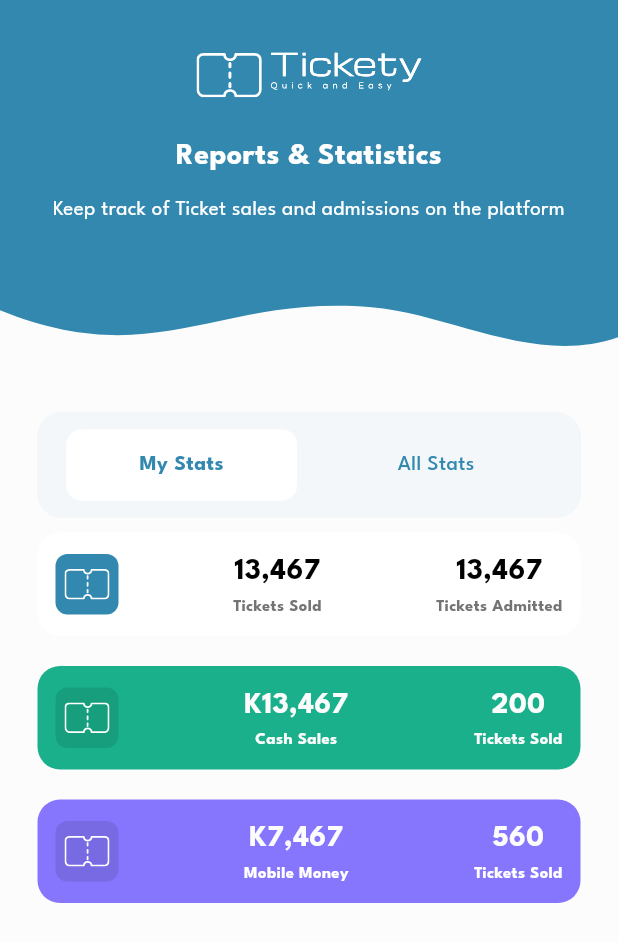
After one commit to thompsonmanda08/tickety-admissions-app, a Flutter app: the ReportsPage screen opened by its route, on a phone screen of 412 x 824 dp. The commit adds this screen. Shown: the top 942 px of the screen. Run offline on Flutter 3.47's test engine with Material 3 defaults, Android fonts, the phone set to English and light mode, and no system bars; our stand-ins replace animated_notch_bottom_bar, flutter_spinkit, flutter_svg, get, get_storage, lottie and 2 more; missing offline and left inert: qr_code_scanner; accounts and stored records are empty; network calls fail.

Commit message:
chore: add code for history

```diff
--- a/lib/app.dart
+++ b/lib/app.dart
@@ -12,6 +12,8 @@ import 'package:tickety_admission/ui/pages/onboarding/binding.dart';
 import 'package:tickety_admission/ui/pages/onboarding/page.dart';
 import 'package:tickety_admission/ui/pages/pay/binding.dart';
 import 'package:tickety_admission/ui/pages/pay/page.dart';
+import 'package:tickety_admission/ui/pages/reports/binding.dart';
+import 'package:tickety_admission/ui/pages/reports/page.dart';
 import 'package:tickety_admission/ui/pages/settings/binding.dart';
 import 'package:tickety_admission/ui/pages/settings/page.dart';
 import 'package:tickety_admission/ui/pages/splash/binding.dart';
@@ -109,6 +111,14 @@ class App extends StatelessWidget {
             return const ManualAdmissionPage();
           },
         ),
+        GetPage(
+          name: '/reports',
+          transition: Transition.rightToLeftWithFade,
+          binding: ReportsBinding(),
+          page: () {
+            return const ReportsPage();
+          },
+        ),
       ],
     );
   }
--- /dev/null
+++ b/lib/ui/pages/reports/binding.dart
@@ -0,0 +1,9 @@
+import 'package:get/get.dart';
+import 'package:tickety_admission/ui/pages/reports/controller.dart';
+
+class ReportsBinding extends Bindings {
+  @override
+  void dependencies() {
+    Get.put<ReportsController>(ReportsController());
+  }
+}
--- /dev/null
+++ b/lib/ui/pages/reports/controller.dart
@@ -0,0 +1,6 @@
+import 'package:get/get.dart';
+
+class ReportsController extends GetxController {
+  var ticketNumber = "".obs;
+  var isLoading = false.obs;
+}
--- /dev/null
+++ b/lib/ui/pages/reports/page.dart
@@ -0,0 +1,102 @@
+import 'package:flutter/material.dart';
+import 'package:flutter_svg/svg.dart';
+import 'package:get/get.dart';
+import 'package:tickety_admission/tools/helpers.dart';
+import 'package:tickety_admission/ui/pages/reports/controller.dart';
+import 'package:tickety_admission/ui/pages/reports/widgets/stats.dart';
+import 'package:tickety_admission/ui/widgets/tab.dart';
+import 'package:tickety_admission/values/colors.dart';
+
+class ReportsPage extends GetView<ReportsController> {
+  const ReportsPage({super.key});
+
+  @override
+  Widget build(BuildContext context) {
+    return ScrollConfiguration(
+      behavior: NoGlowScrollBehavior(),
+      child: GestureDetector(
+        onTap: () => FocusManager.instance.primaryFocus?.unfocus(),
+        child: Scaffold(
+          body: SafeArea(
+            child: SingleChildScrollView(
+              child: Stack(
+                children: [
+                  SvgPicture.asset(
+                    'assets/icons/background.svg',
+                    width: MediaQuery.of(context).size.width,
+                    fit: BoxFit.contain,
+                    colorFilter: const ColorFilter.mode(
+                      kPrimaryColor,
+                      BlendMode.srcIn,
+                    ),
+                  ),
+                  Positioned(
+                    top: 35,
+                    left: 0,
+                    right: 0,
+                    child: Center(
+                      child: SvgPicture.asset(
+                        'assets/icons/logo.svg',
+                        width: 150,
+                        colorFilter: const ColorFilter.mode(
+                          Colors.white,
+                          BlendMode.srcIn,
+                        ),
+                      ),
+                    ),
+                  ),
+                  const Positioned(
+                    top: 90,
+                    left: 0,
+                    right: 0,
+                    child: Text(
+                      textAlign: TextAlign.center,
+                      'Reports & Statistics',
+                      style: TextStyle(
+                        fontSize: 20,
+                        fontWeight: FontWeight.w800,
+                        fontStyle: FontStyle.normal,
+                        color: neutralColor100,
+                      ),
+                    ),
+                  ),
+                  const Positioned(
+                    top: 130,
+                    left: 0,
+                    right: 0,
+                    child: Text(
+                      textAlign: TextAlign.center,
+                      'Keep track of Ticket sales and admissions on the platform',
+                      style: TextStyle(
+                        fontSize: 14,
+                        fontWeight: FontWeight.w400,
+                        fontStyle: FontStyle.normal,
+                        color: neutralColor100,
+                      ),
+                    ),
+                  ),
+                  Padding(
+                    padding: const EdgeInsets.all(25.0),
+                    child: Column(
+                      crossAxisAlignment: CrossAxisAlignment.start,
+                      children: [
+                        const SizedBox(height: 250.0),
+                        CustomTab(
+                          tabTitles: const ['My Stats', 'All Stats'],
+                          tabContent: const [
+                            Stats(),
+                            Stats(),
+                          ],
+                        ),
+                      ],
+                    ),
+                  ),
+                ],
+              ),
+            ),
+          ),
+        ),
+      ),
+    );
+  }
+}
--- /dev/null
+++ b/lib/ui/pages/reports/widgets/stats.dart
@@ -0,0 +1,47 @@
+import 'package:flutter/widgets.dart';
+import 'package:tickety_admission/ui/pages/reports/widgets/tile.dart';
+import 'package:tickety_admission/values/colors.dart';
+
+class Stats extends StatelessWidget {
+  const Stats({super.key});
+
+  @override
+  Widget build(BuildContext context) {
+    return Column(
+      children: [
+        const Tile(
+          color: neutralColor100,
+          iconBGColor: kPrimaryColor,
+          statNameColor: neutralColor600,
+          statValueColor: neutralColor900,
+          statName1: 'Tickets Sold',
+          statName2: 'Tickets Admitted',
+          statValue1: '13,467',
+          statValue2: '13,467',
+        ),
+        const SizedBox(height: 20),
+        Tile(
+          color: kGreenColor,
+          iconBGColor: neutralColor900.withOpacity(0.10),
+          statNameColor: neutralColor200,
+          statValueColor: neutralColor200,
+          statName1: 'Cash Sales',
+          statName2: 'Tickets Sold',
+          statValue1: 'K13,467',
+          statValue2: '200',
+        ),
+        const SizedBox(height: 20),
+        Tile(
+          color: kPurpleColor,
+          iconBGColor: neutralColor900.withOpacity(0.10),
+          statNameColor: neutralColor100,
+          statValueColor: neutralColor200,
+          statName1: 'Mobile Money',
+          statName2: 'Tickets Sold',
+          statValue1: 'K7,467',
+          statValue2: '560',
+        )
+      ],
+    );
+  }
+}
--- /dev/null
+++ b/lib/ui/pages/reports/widgets/tile.dart
@@ -0,0 +1,101 @@
+import 'package:flutter/material.dart';
+import 'package:flutter_svg/svg.dart';
+
+class Tile extends StatelessWidget {
+  final Color color;
+  final String statName1;
+  final String statValue1;
+  final String statName2;
+  final String statValue2;
+  final Color iconBGColor;
+  final Color statNameColor;
+  final Color statValueColor;
+
+  const Tile({
+    super.key,
+    required this.color,
+    required this.statName1,
+    required this.statValue1,
+    required this.statName2,
+    required this.statValue2,
+    required this.iconBGColor,
+    required this.statNameColor,
+    required this.statValueColor,
+  });
+
+  @override
+  Widget build(BuildContext context) {
+    return Container(
+      padding: const EdgeInsets.all(12),
+      decoration: ShapeDecoration(
+        color: color,
+        shape: RoundedRectangleBorder(
+          borderRadius: BorderRadius.circular(15),
+        ),
+      ),
+      child: Row(
+        crossAxisAlignment: CrossAxisAlignment.center,
+        mainAxisAlignment: MainAxisAlignment.spaceBetween,
+        children: [
+          Container(
+            padding: const EdgeInsets.symmetric(horizontal: 6, vertical: 10),
+            decoration: ShapeDecoration(
+              color: iconBGColor,
+              shape: RoundedRectangleBorder(
+                borderRadius: BorderRadius.circular(8),
+              ),
+            ),
+            child: SvgPicture.asset(
+              'assets/icons/logo-icon.svg',
+              width: 30,
+              colorFilter:
+                  const ColorFilter.mode(Colors.white, BlendMode.srcIn),
+            ),
+          ),
+          Column(
+            crossAxisAlignment: CrossAxisAlignment.center,
+            children: [
+              Text(
+                statValue1,
+                style: TextStyle(
+                  fontSize: 20,
+                  fontWeight: FontWeight.w700,
+                  color: statValueColor,
+                ),
+              ),
+              Text(
+                statName1,
+                style: TextStyle(
+                  fontSize: 11,
+                  fontWeight: FontWeight.w600,
+                  color: statNameColor,
+                ),
+              ),
+            ],
+          ),
+          Column(
+            crossAxisAlignment: CrossAxisAlignment.center,
+            children: [
+              Text(
+                statValue2,
+                style: TextStyle(
+                  fontSize: 20,
+                  fontWeight: FontWeight.w700,
+                  color: statValueColor,
+                ),
+              ),
+              Text(
+                statName2,
+                style: TextStyle(
+                  fontSize: 11,
+                  fontWeight: FontWeight.w600,
+                  color: statNameColor,
+                ),
+              ),
+            ],
+          ),
+        ],
+      ),
+    );
+  }
+}
--- a/lib/ui/pages/settings/page.dart
+++ b/lib/ui/pages/settings/page.dart
@@ -2,7 +2,6 @@ import 'package:flutter/material.dart';
 import 'package:flutter_svg/flutter_svg.dart';
 import 'package:get/get.dart';
 import 'package:tickety_admission/ui/widgets/appbar.dart';
-import 'package:tickety_admission/ui/widgets/search.dart';
 import 'package:tickety_admission/values/colors.dart';
 import 'controller.dart';
 
--- a/lib/ui/widgets/settings_icon.dart
+++ b/lib/ui/widgets/settings_icon.dart
@@ -1,7 +1,6 @@
 import 'package:flutter/material.dart';
 import 'package:flutter_svg/svg.dart';
 import 'package:get/get.dart';
-import 'package:tickety_admission/ui/widgets/button_2.dart';
 import 'package:tickety_admission/values/colors.dart';
 
 class SettingsIcon extends StatelessWidget {
--- /dev/null
+++ b/lib/ui/widgets/tab.dart
@@ -0,0 +1,103 @@
+import 'package:flutter/material.dart';
+import 'package:get/get.dart';
+import 'package:tickety_admission/values/colors.dart';
+
+class CustomTab extends StatelessWidget {
+  final List<String> tabTitles;
+  final List<Widget> tabContent;
+  final EdgeInsetsGeometry? buttonPadding;
+  final EdgeInsetsGeometry? buttonMargin;
+
+  CustomTab({
+    super.key,
+    required this.tabTitles,
+    required this.tabContent,
+    this.buttonPadding =
+        const EdgeInsets.symmetric(horizontal: 20, vertical: 10),
+    this.buttonMargin = const EdgeInsets.symmetric(horizontal: 8, vertical: 0),
+  });
+
+  final RxInt _currentIndex = 0.obs;
+
+  void _setSelectedIndex(int index) {
+    _currentIndex.value = index;
+  }
+
+  @override
+  Widget build(BuildContext context) {
+    return Column(
+      children: [
+        Container(
+          padding: const EdgeInsets.all(11),
+          height: 70,
+          decoration: ShapeDecoration(
+            color: kPrimaryColor.withOpacity(0.04),
+            shape: RoundedRectangleBorder(
+              side: BorderSide(
+                width: 0.50,
+                strokeAlign: BorderSide.strokeAlignCenter,
+                color: kPrimaryColor.withOpacity(0.04),
+              ),
+              borderRadius: BorderRadius.circular(16),
+            ),
+          ),
+          child: Row(
+            crossAxisAlignment: CrossAxisAlignment.center,
+            mainAxisAlignment: MainAxisAlignment.spaceAround,
+            children: List.generate(
+              tabTitles.length,
+              (index) => _buildTabButton(index),
+            ),
+          ),
+        ),
+        const SizedBox(
+          height: 10,
+        ),
+        SingleChildScrollView(
+          physics: const BouncingScrollPhysics(),
+          child: Obx(() => tabContent[_currentIndex.value]),
+        ),
+      ],
+    );
+  }
+
+  Widget _buildTabButton(int index) {
+    return Expanded(
+      child: GestureDetector(
+        onTap: () {
+          _setSelectedIndex(index);
+        },
+        child: Obx(
+          () => Container(
+            padding: buttonPadding,
+            margin: buttonMargin,
+            height: 60,
+            decoration: ShapeDecoration(
+              // ignore: unrelated_type_equality_checks
+              color: _currentIndex == index ? Colors.white : Colors.transparent,
+              shape: RoundedRectangleBorder(
+                borderRadius: BorderRadius.circular(10),
+              ),
+            ),
+            child: Center(
+              child: Text(
+                tabTitles[index],
+                textAlign: TextAlign.center,
+                style: TextStyle(
+                  color: kPrimaryColor,
+                  fontStyle: FontStyle.normal,
+                  fontSize: 14,
+                  fontWeight:
+                      // ignore: unrelated_type_equality_checks
+                      _currentIndex == index
+                          ? FontWeight.w700
+                          : FontWeight.w500,
+                ),
+              ),
+            ),
+          ),
+        ),
+      ),
+    );
+  }
+}
--- a/lib/values/colors.dart
+++ b/lib/values/colors.dart
@@ -4,6 +4,7 @@ const kPrimaryColor = Color(0xFF3288AF);
 const kRedColor = Color(0xFFC60000);
 const kGreenColor = Color(0xFF1AB08B);
 const kYellowColor = Color(0xFFF5B102);
+const kPurpleColor = Color(0xFF8676FD);
 
 // *PRIMARY COLOR SHADES */
 const primaryColor50 = Color(0xFFEDEFFF);
```
